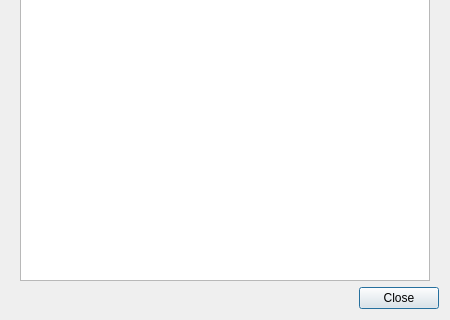
Above: UI/glitch-redo-undo-stack.ui from textbrowser/glitch before the change; both pictures show x 0 to 450 and y 280 to 600 of the 450 by 600 pixel window. Below: the same form after it.
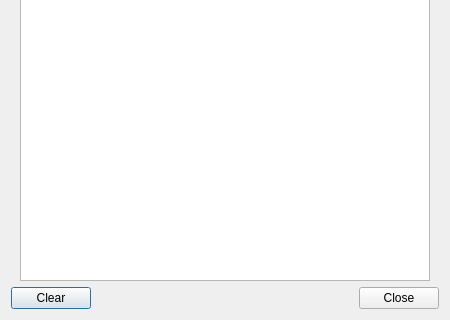
That is the form after the change. Icons and pictures are not drawn.

Commit message: Allow clearing of redo / undo stack.

```diff
--- a/UI/glitch-redo-undo-stack.ui
+++ b/UI/glitch-redo-undo-stack.ui
@@ -68,6 +68,13 @@
    </item>
    <item>
     <layout class="QHBoxLayout" name="horizontalLayout">
+     <item>
+      <widget class="QPushButton" name="clear">
+       <property name="text">
+        <string>Clear</string>
+       </property>
+      </widget>
+     </item>
      <item>
       <spacer name="horizontalSpacer">
        <property name="orientation">
```
Left out of the diff: 5 changed lines with no effect on the pictures. The commit also changes 3 other files.
